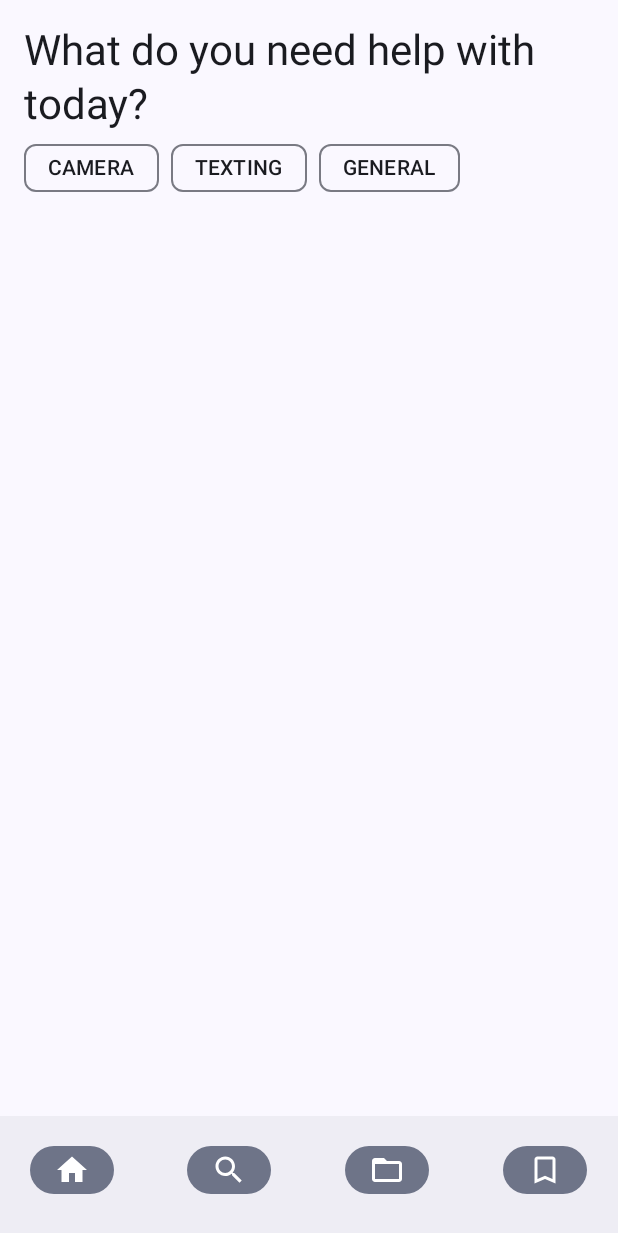
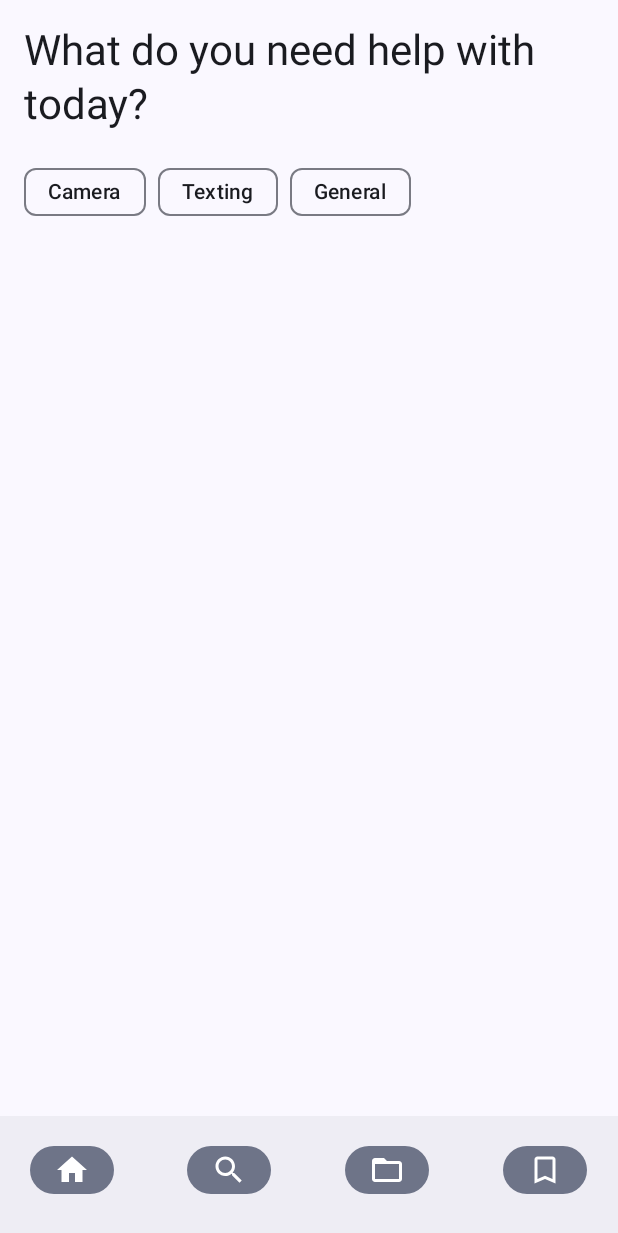
Before and after one commit to EmmaHelser/Accessibili-Buddy, an Android app built with Jetpack Compose: the screen it shows after launch (MainActivity), on a phone screen of 412 x 824 dp. Shown: the top 1233 px of the screen. Run offline under Robolectric (Android 15) with nearby library versions, the phone set to English and light mode, and no system bars.

Commit message:
starting on home screen UI

```diff
--- a/app/src/main/java/com/experimental/accessibili_buddy/data/DataShape.kt
+++ b/app/src/main/java/com/experimental/accessibili_buddy/data/DataShape.kt
@@ -20,7 +20,7 @@ enum class LevelEnum(displayName: String) {
 }
 
 @Serializable
-enum class CategoryEnum(displayName: String) {
+enum class CategoryEnum(val displayName: String) {
     @SerialName("camera") CAMERA("Camera"),
     @SerialName("texting") TEXTING("Texting"),
     @SerialName("general") GENERAL("General"),
--- a/app/src/main/java/com/experimental/accessibili_buddy/home/HomeScreen.kt
+++ b/app/src/main/java/com/experimental/accessibili_buddy/home/HomeScreen.kt
@@ -4,6 +4,7 @@ import androidx.compose.foundation.layout.Column
 import androidx.compose.foundation.layout.Row
 import androidx.compose.foundation.layout.Spacer
 import androidx.compose.foundation.layout.fillMaxWidth
+import androidx.compose.foundation.layout.height
 import androidx.compose.foundation.layout.padding
 import androidx.compose.foundation.layout.width
 import androidx.compose.material3.AssistChip
@@ -25,6 +26,7 @@ fun HomeScreen(
             text = "What do you need help with today?",
             style = MaterialTheme.typography.headlineMedium,
         )
+        Spacer(modifier = Modifier.height(16.dp))
         CategoryButtons()
     }
 }
@@ -39,7 +41,7 @@ fun CategoryButtons(
         for (category in CategoryEnum.entries) {
             AssistChip(
                 onClick = {},
-                label = { Text(category.name) }
+                label = { Text(category.displayName) }
             )
             Spacer(modifier = Modifier.width(8.dp))
         }
```
